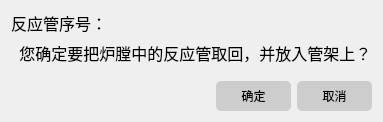
First picture: the form in materialFeeder/subMateUi/DlgTubeBack.ui, repository shukcs/HS_1103, before the edit.
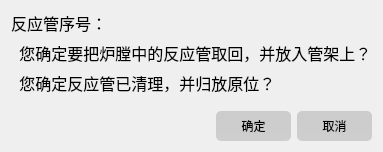
Second picture: the form after the edit. Icons and pictures are not drawn.

What changed in the file:
```diff
--- a/materialFeeder/subMateUi/DlgTubeBack.ui
+++ b/materialFeeder/subMateUi/DlgTubeBack.ui
@@ -7,7 +7,7 @@
     <x>0</x>
     <y>0</y>
     <width>386</width>
-    <height>107</height>
+    <height>129</height>
    </rect>
   </property>
   <property name="windowTitle">
@@ -63,7 +63,7 @@
   font-size:16px;
 }</string>
   </property>
-  <layout class="QVBoxLayout" name="verticalLayout" stretch="0,0,0">
+  <layout class="QVBoxLayout" name="verticalLayout" stretch="0,0,0,0">
    <property name="sizeConstraint">
     <enum>QLayout::SetFixedSize</enum>
    </property>
@@ -105,6 +105,13 @@
      </property>
     </widget>
    </item>
+   <item>
+    <widget class="QLabel" name="lb_tipclear">
+     <property name="text">
+      <string>  您确定反应管已清理，并归放原位？</string>
+     </property>
+    </widget>
+   </item>
    <item>
     <layout class="QHBoxLayout" name="horizontalLayout_4">
      <property name="topMargin">
```
Left out of the diff: 2 changed lines with no effect on the pictures.
